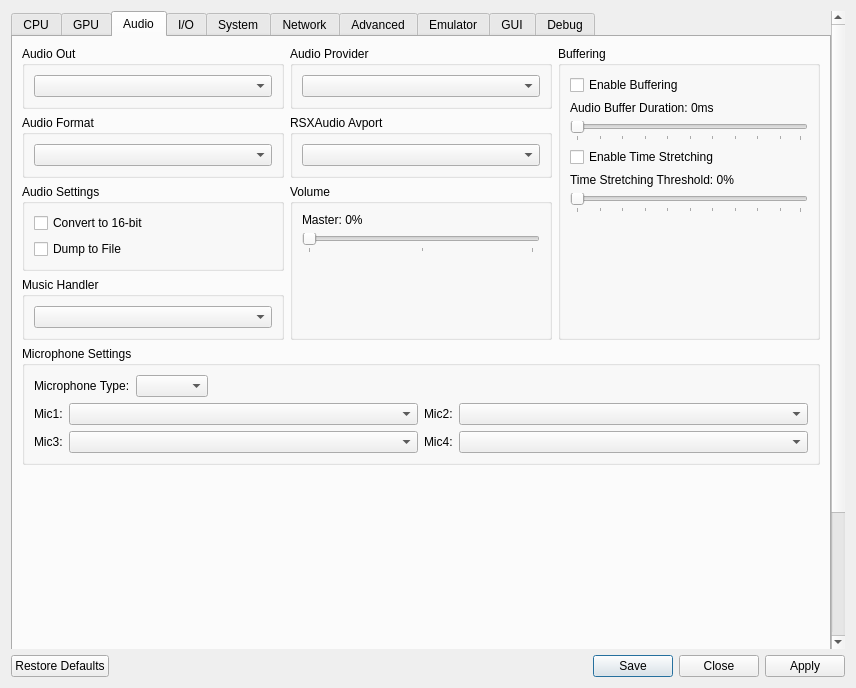
First picture: the form in rpcs3/rpcs3qt/settings_dialog.ui, repository RPCS3/rpcs3, before the edit.
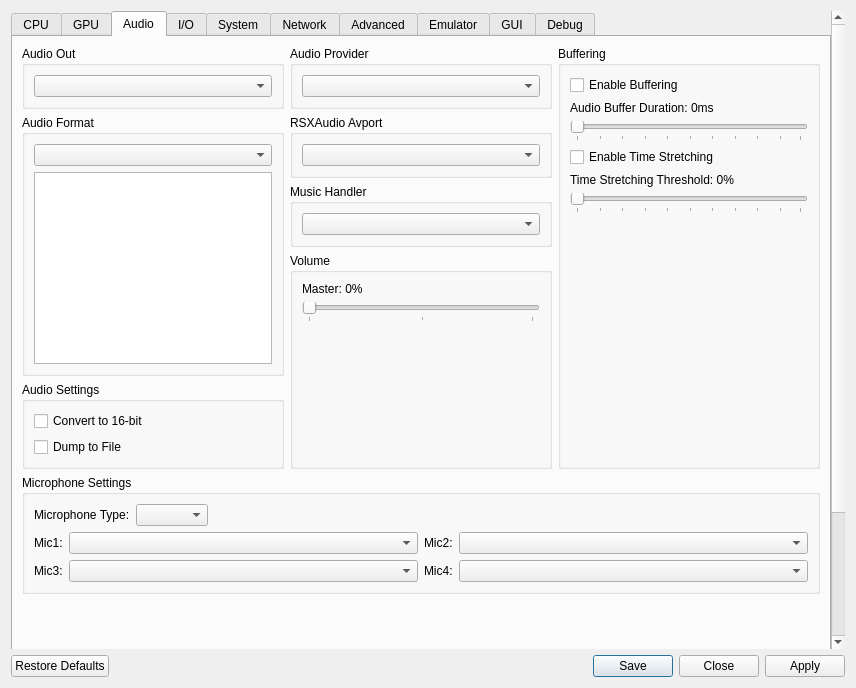
Second picture: the form after the edit. Icons and pictures are not drawn.

Commit message: cellAudioOut: switch to manual multi-selection of format as seen on PS3

Diff of the .ui file:
```diff
--- a/rpcs3/rpcs3qt/settings_dialog.ui
+++ b/rpcs3/rpcs3qt/settings_dialog.ui
@@ -1039,6 +1039,19 @@
                <item>
                 <widget class="QComboBox" name="combo_audio_format"/>
                </item>
+               <item>
+                <widget class="QListWidget" name="list_audio_formats">
+                 <property name="sizePolicy">
+                  <sizepolicy hsizetype="Preferred" vsizetype="Preferred">
+                   <horstretch>0</horstretch>
+                   <verstretch>0</verstretch>
+                  </sizepolicy>
+                 </property>
+                 <property name="selectionMode">
+                  <enum>QAbstractItemView::ExtendedSelection</enum>
+                 </property>
+                </widget>
+               </item>
               </layout>
              </widget>
             </item>
@@ -1081,18 +1094,6 @@
               </layout>
              </widget>
             </item>
-            <item>
-             <widget class="QGroupBox" name="gb_music_handler">
-              <property name="title">
-               <string>Music Handler</string>
-              </property>
-              <layout class="QVBoxLayout" name="gb_music_handler_layout">
-               <item>
-                <widget class="QComboBox" name="musicHandlerBox"/>
-               </item>
-              </layout>
-             </widget>
-            </item>
             <item>
              <spacer name="verticalSpacerAudioLeft">
               <property name="orientation">
@@ -1137,6 +1138,18 @@
               </layout>
              </widget>
             </item>
+            <item>
+             <widget class="QGroupBox" name="gb_music_handler">
+              <property name="title">
+               <string>Music Handler</string>
+              </property>
+              <layout class="QVBoxLayout" name="gb_music_handler_layout">
+               <item>
+                <widget class="QComboBox" name="musicHandlerBox"/>
+               </item>
+              </layout>
+             </widget>
+            </item>
             <item>
              <widget class="QGroupBox" name="gb_audio_volume">
               <property name="title">
```
Left out of the diff: 6 changed lines with no effect on the pictures. The commit also changes 9 other files.
